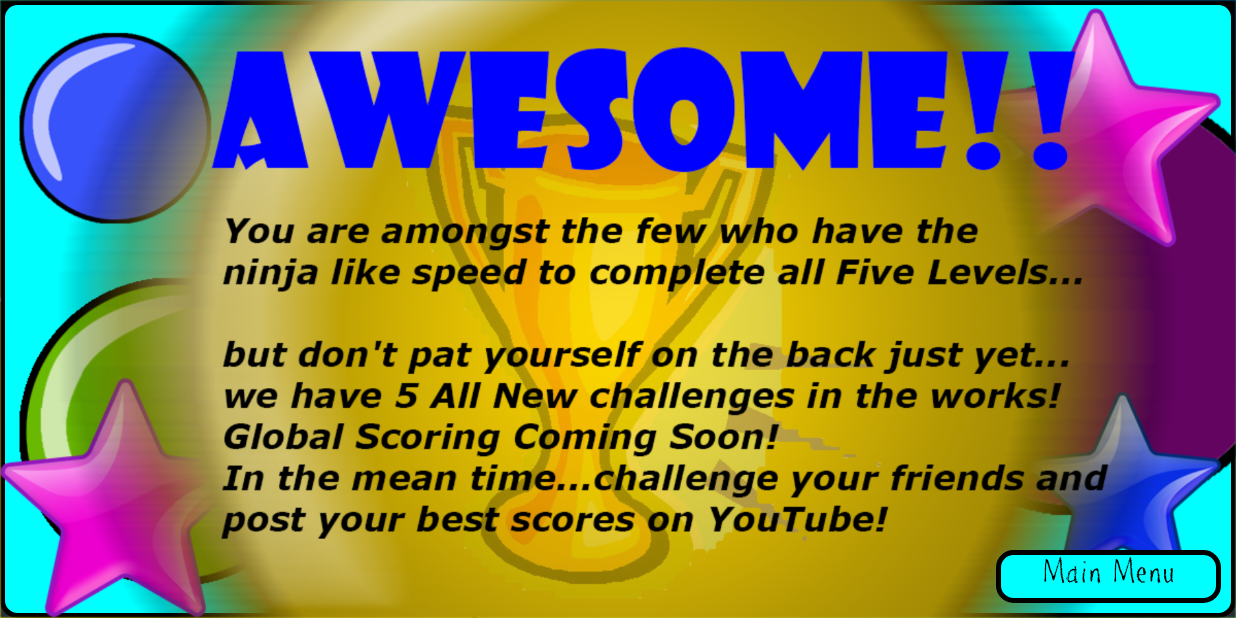
After one commit to AppGuysInUSA/RapiTap, an Android app: the FinaleActivity screen opened directly, with no data from a screen before it, on a phone screen of 824 x 412 dp (held sideways). The commit adds this screen. Run offline under Robolectric (Android 15) with nearby library versions, the phone set to English and light mode, and no system bars.

Commit message:
Added Finale page and raised last level to 14

```diff
--- /dev/null
+++ b/app/src/main/java/com/example/scott/rapitap/FinaleActivity.java
@@ -0,0 +1,39 @@
+package com.example.scott.rapitap;
+
+import android.app.Activity;
+import android.content.Intent;
+import android.graphics.Typeface;
+import android.os.Bundle;
+import android.view.View;
+import android.view.Window;
+import android.view.WindowManager;
+import android.widget.TextView;
+
+
+public class FinaleActivity extends Activity {
+
+    //MyDBHandler gameDbHandler;
+
+    @Override
+    protected void onCreate(Bundle savedInstanceState) {
+        super.onCreate(savedInstanceState);
+        requestWindowFeature(Window.FEATURE_NO_TITLE);
+        getWindow().setFlags(WindowManager.LayoutParams.FLAG_FULLSCREEN,
+                WindowManager.LayoutParams.FLAG_FULLSCREEN);
+        setContentView(R.layout.finale_activity);
+
+        // import font
+        Typeface myfont = Typeface.createFromAsset(getAssets(), "fonts/ppetrial.otf");
+
+        final TextView mainMenuBtnView = (TextView) findViewById(R.id.mainMenuBtnView);
+        mainMenuBtnView.setTypeface(myfont);
+        mainMenuBtnView.setOnClickListener(new View.OnClickListener() {
+            public void onClick(View v) {
+                Intent mainMenuIntent = new Intent(FinaleActivity.this, SplashActivity.class);
+                finish();
+                startActivity(mainMenuIntent);
+            }
+        });
+
+    }
+}
--- a/app/src/main/java/com/example/scott/rapitap/LevelFourActivity.java
+++ b/app/src/main/java/com/example/scott/rapitap/LevelFourActivity.java
@@ -155,6 +155,7 @@ public class LevelFourActivity extends Activity implements OnClickListener {
                                 roundOverView.setText("You did that!");
                                 TextView nextLevelView = (TextView) findViewById(R.id.nextLevelView);
                                 nextLevelView.setAlpha(1);
+                                resetView.setText("Replay");
                                 roundStarted = false;
                             }
 
--- a/app/src/main/java/com/example/scott/rapitap/LevelOneActivity.java
+++ b/app/src/main/java/com/example/scott/rapitap/LevelOneActivity.java
@@ -154,6 +154,7 @@ public class LevelOneActivity extends Activity implements OnClickListener {
                                 roundOverView.setText("Good Job!");
                                 TextView nextLevelView = (TextView) findViewById(R.id.nextLevelView);
                                 nextLevelView.setAlpha(1);
+                                resetView.setText("Replay");
                                 roundStarted = false;
                             }
 
--- a/app/src/main/java/com/example/scott/rapitap/LevelThreeActivity.java
+++ b/app/src/main/java/com/example/scott/rapitap/LevelThreeActivity.java
@@ -155,6 +155,7 @@ public class LevelThreeActivity extends Activity implements OnClickListener {
                                 roundOverView.setText("Fantastic!");
                                 TextView nextLevelView = (TextView) findViewById(R.id.nextLevelView);
                                 nextLevelView.setAlpha(1);
+                                resetView.setText("Replay");
                                 roundStarted = false;
                             }
 
--- a/app/src/main/java/com/example/scott/rapitap/LevelTwoActivity.java
+++ b/app/src/main/java/com/example/scott/rapitap/LevelTwoActivity.java
@@ -155,6 +155,7 @@ public class LevelTwoActivity extends Activity implements OnClickListener {
                                 roundOverView.setText("Awesome!");
                                 TextView nextLevelView = (TextView) findViewById(R.id.nextLevelView);
                                 nextLevelView.setAlpha(1);
+                                resetView.setText("Replay");
                                 roundStarted = false;
                             }
 
--- /dev/null
+++ b/app/src/main/res/layout/finale_activity.xml
@@ -0,0 +1,42 @@
+<?xml version="1.0" encoding="utf-8"?>
+<RelativeLayout xmlns:android="http://schemas.android.com/apk/res/android"
+    android:layout_width="match_parent"
+    android:layout_height="match_parent"
+    android:background="@drawable/layout_blue_bg">
+
+    <TableLayout
+        android:layout_width="match_parent"
+        android:layout_height="match_parent"
+        android:layout_centerVertical="true"
+        android:layout_centerHorizontal="true">
+
+        <TableRow
+            android:layout_width="match_parent"
+            android:layout_height="match_parent">
+
+
+            <ImageView
+                android:layout_width="wrap_content"
+                android:layout_height="wrap_content"
+                android:id="@+id/congratsView"
+                android:background="@drawable/congrats"
+                android:layout_column="0" />
+        </TableRow>
+
+    </TableLayout>
+
+    <TextView
+        android:id="@+id/mainMenuBtnView"
+        android:layout_width="150dp"
+        android:layout_height="35dp"
+        android:background="@drawable/layout_blue_bg"
+        android:gravity="center"
+        android:text="Main Menu"
+        android:textAppearance="?android:attr/textAppearanceLarge"
+        android:textColor="#000000"
+        android:layout_marginEnd="10dp"
+        android:layout_marginBottom="10dp"
+        android:layout_alignParentBottom="true"
+        android:layout_alignParentEnd="true" />
+
+</RelativeLayout>
```
Also changed, not shown: app/src/main/AndroidManifest.xml (+12 -0 lines), app/src/main/java/com/example/scott/rapitap/LevelFiveActivity.java (+24 -16 lines), app/src/main/res/layout/highscoreview.xml (+10 -10 lines), app/src/main/res/layout/level_five.xml (+25 -22 lines), app/src/main/res/layout/level_four.xml (+27 -23 lines), app/src/main/res/drawable/congrats.png (added).
